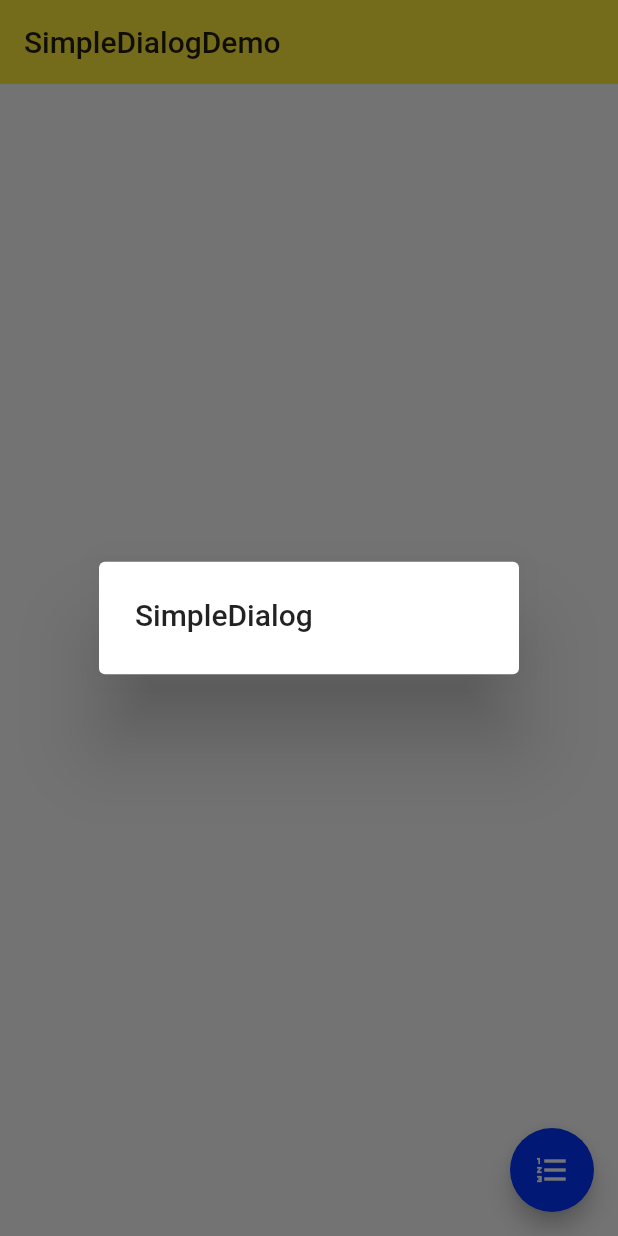
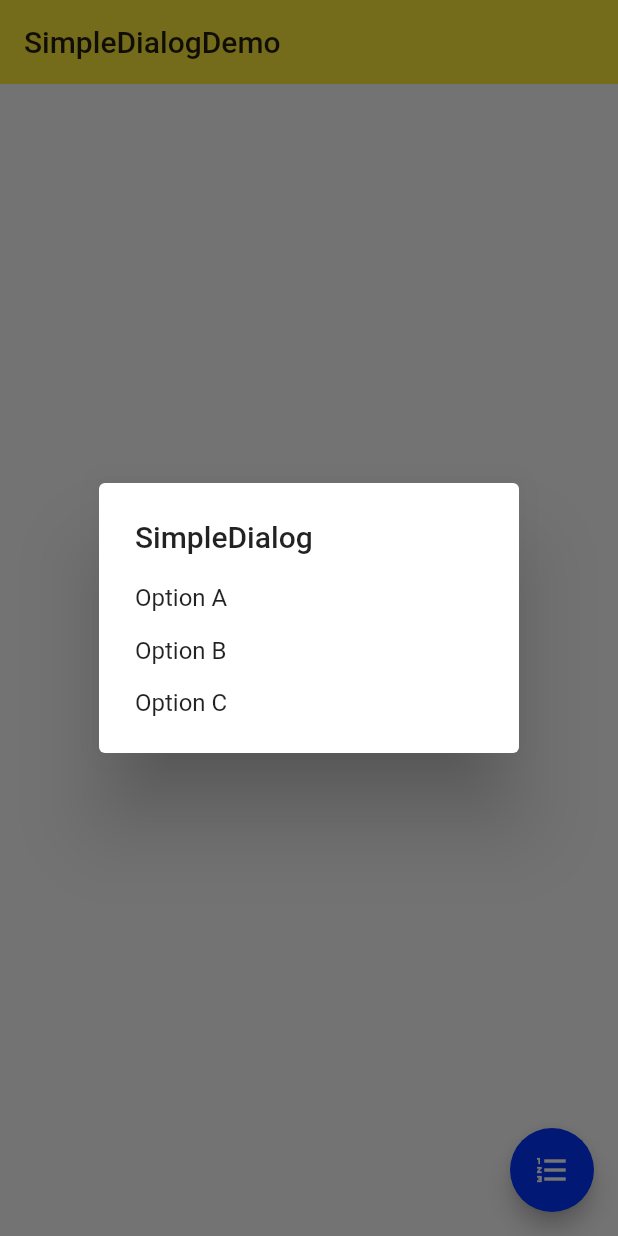
Before and after one commit to ninghao/ninghao_flutter, a Flutter app: the SimpleDialogDemo screen opened directly, after a tap on the "format list numbered" icon, on a phone screen of 412 x 824 dp. Run offline on Flutter 3.47's test engine with Material 2 defaults, Android fonts, the phone set to English and light mode, and no system bars.

Commit message:
SimpleDialog：选项（SimpleDialogOption）

```diff
--- a/lib/demo/simple_dialog_demo.dart
+++ b/lib/demo/simple_dialog_demo.dart
@@ -13,7 +13,24 @@ class _SimpleDialogDemoState extends State<SimpleDialogDemo> {
         return SimpleDialog(
           title: Text('SimpleDialog'),
           children: <Widget>[
-
+            SimpleDialogOption(
+              child: Text('Option A'),
+              onPressed: () {
+                Navigator.pop(context);
+              },
+            ),
+            SimpleDialogOption(
+              child: Text('Option B'),
+              onPressed: () {
+                Navigator.pop(context);
+              },
+            ),
+            SimpleDialogOption(
+              child: Text('Option C'),
+              onPressed: () {
+                Navigator.pop(context);
+              },
+            ),
           ],
         );
       }
```
